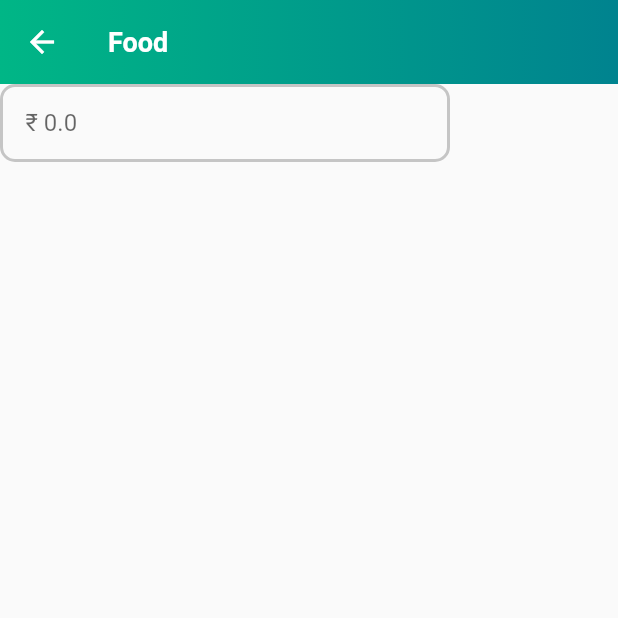
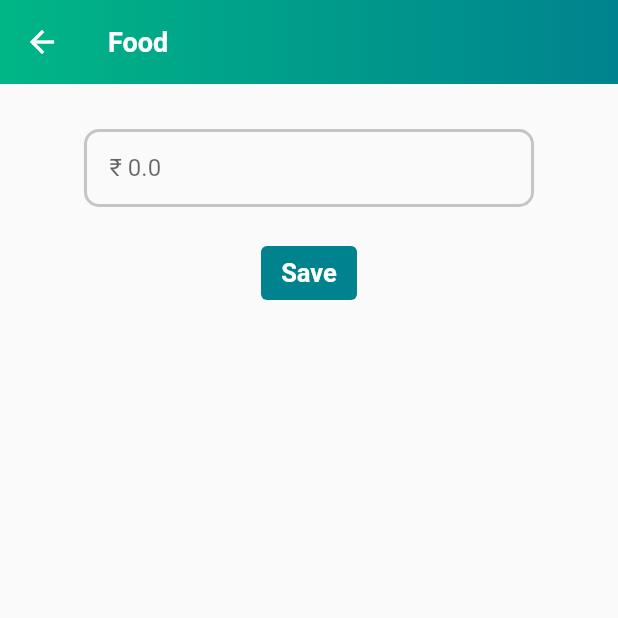
Before and after one commit to Rushi1500/finance_app, a Flutter app: the Setbudget screen opened directly, after a tap on "Expense", after a tap on "Food", on a phone screen of 412 x 824 dp, the top half of it. Run offline on Flutter 3.47's test engine with Material 2 defaults, Android fonts, the phone set to English and light mode, and no system bars; our stand-ins replace hive, hive_flutter, syncfusion_flutter_charts; accounts and stored records are empty; network calls fail.

Commit message:
Set budget UI, DB storage in progress

```diff
--- /dev/null
+++ b/lib/helper/budget_helper.dart
@@ -0,0 +1,26 @@
+import 'package:finance_app/models/budget_data.dart';
+import 'package:hive/hive.dart';
+
+final box = Hive.box<BudgetData>('budget_data');
+
+int getBudgetValueFor(String category) {
+  var budgetValue = 0;
+  for (var i = 0; i < box.values.toList().length; i++) {
+    if (box.values.toList()[i].category == category) {
+      budgetValue = box.values.toList()[i].value;
+      break;
+    }
+  }
+  return budgetValue;
+}
+
+BudgetData? getBudgetObjectFor(String category) {
+  BudgetData? budgetValue;
+  for (var i = 0; i < box.values.toList().length; i++) {
+    if (box.values.toList()[i].category == category) {
+      budgetValue = box.values.toList()[i];
+      break;
+    }
+  }
+  return budgetValue;
+}
--- a/lib/main.dart
+++ b/lib/main.dart
@@ -1,4 +1,5 @@
 import 'package:finance_app/models/add_data.dart';
+import 'package:finance_app/models/budget_data.dart';
 import 'package:finance_app/screens/statistics.dart';
 import 'package:finance_app/widgets/bottom_bar.dart';
 import 'package:flutter/material.dart';
@@ -7,8 +8,10 @@ import 'package:hive_flutter/hive_flutter.dart';
 
 void main() async {
   await Hive.initFlutter();
-  Hive.registerAdapter(AddDataAdapter());
+  Hive.registerAdapter<AddData>(AddDataAdapter());
+  Hive.registerAdapter<BudgetData>(BudgetDataAdapter());
   await Hive.openBox<AddData>('expense_data');
+  await Hive.openBox<BudgetData>('budget_data');
   runApp(const MyApp());
 }
 
--- /dev/null
+++ b/lib/models/budget_data.dart
@@ -0,0 +1,12 @@
+import 'package:hive/hive.dart';
+part 'budget_data.g.dart';
+
+@HiveType(typeId: 2)
+class BudgetData extends HiveObject {
+  @HiveField(0)
+  String category;
+  @HiveField(1)
+  int value;
+
+  BudgetData(this.category, this.value);
+}
--- a/lib/screens/set_budget.dart
+++ b/lib/screens/set_budget.dart
@@ -1,8 +1,9 @@
+import 'package:finance_app/helper/budget_helper.dart';
 import 'package:finance_app/helper/category_helper.dart';
 import 'package:finance_app/screens/set_budget_details.dart';
 import 'package:flutter/material.dart';
-import 'package:finance_app/models/add_data.dart';
-import 'package:finance_app/helper/expense_helper.dart';
+import 'package:hive/hive.dart';
+import 'package:finance_app/models/budget_data.dart';
 
 class Setbudget extends StatefulWidget {
   const Setbudget({Key? key}) : super(key: key);
@@ -12,6 +13,7 @@ class Setbudget extends StatefulWidget {
 }
 
 class _SetbudgetState extends State<Setbudget> {
+  final box = Hive.box<BudgetData>('budget_data');
   List types = ['Income', 'Expense'];
   int selectedIndex = 0;
   ValueNotifier notifier = ValueNotifier(0);
@@ -101,13 +103,17 @@ class _SetbudgetState extends State<Setbudget> {
             (context, index) {
               return GestureDetector(
                 onTap: () {
-                  print((selectedIndex == 0)
-                      ? incomeCategories[index]
-                      : expenseCategories[index]);
                   Navigator.push(
                     context,
                     MaterialPageRoute(
-                      builder: (context) => const SetBudgetDetails(),
+                      builder: (context) => SetBudgetDetails(
+                        category: (selectedIndex == 0)
+                            ? incomeCategories[index]
+                            : expenseCategories[index],
+                        alreaySetValue: getBudgetValueFor((selectedIndex == 0)
+                            ? incomeCategories[index]
+                            : expenseCategories[index]),
+                      ),
                     ),
                   );
                 },
@@ -122,7 +128,7 @@ class _SetbudgetState extends State<Setbudget> {
                           fontSize: 14, fontWeight: FontWeight.w700),
                     ),
                     trailing: Text(
-                      '₹ 1000',
+                      '₹ ${getBudgetValueFor((selectedIndex == 0) ? incomeCategories[index] : expenseCategories[index]).toString()}',
                       style: TextStyle(
                         fontSize: 14,
                         fontWeight: FontWeight.w900,
--- a/lib/screens/set_budget_details.dart
+++ b/lib/screens/set_budget_details.dart
@@ -1,14 +1,22 @@
+import 'package:finance_app/models/budget_data.dart';
 import 'package:flutter/material.dart';
+import 'package:hive/hive.dart';
 
 class SetBudgetDetails extends StatefulWidget {
-  const SetBudgetDetails({Key? key}) : super(key: key);
+  final String category;
+  final int alreaySetValue;
+  SetBudgetDetails(
+      {Key? key, required this.category, required this.alreaySetValue})
+      : super(key: key);
 
   @override
   State<SetBudgetDetails> createState() => _SetBudgetDetailsState();
 }
 
 class _SetBudgetDetailsState extends State<SetBudgetDetails> {
+  final box = Hive.box<BudgetData>('budget_data');
   final TextEditingController budgetInputController = TextEditingController();
+
   FocusNode budgetFocus = FocusNode();
 
   @override
@@ -17,8 +25,8 @@ class _SetBudgetDetailsState extends State<SetBudgetDetails> {
       appBar: AppBar(
         backgroundColor: const Color(0x44000000),
         elevation: 0,
-        title: const Text(
-          'Food',
+        title: Text(
+          widget.category,
           style: TextStyle(
             fontSize: 18,
             fontWeight: FontWeight.w600,
@@ -33,9 +41,49 @@ class _SetBudgetDetailsState extends State<SetBudgetDetails> {
           ),
         ),
       ),
-      body: buildTextField(
-          budgetInputController, budgetFocus, "₹ 0.0", TextInputType.number),
+      body: Container(
+        alignment: Alignment.center,
+        child: Column(
+          children: [
+            SizedBox(height: 30),
+            buildTextField(budgetInputController, budgetFocus, '₹ 0.0',
+                TextInputType.number),
+            SizedBox(height: 20),
+            TextButton(
+              onPressed: () {
+                save();
+              },
+              child: const Text(
+                'Save',
+                style: TextStyle(
+                  color: Colors.white,
+                  fontWeight: FontWeight.bold,
+                  fontSize: 17,
+                ),
+              ),
+              style: ButtonStyle(
+                backgroundColor: MaterialStateProperty.all<Color>(
+                  Color(0xff00838f),
+                ),
+              ),
+            ),
+          ],
+        ),
+      ),
     );
+  }
+
+  save() {
+    var budget =
+        BudgetData(widget.category, int.parse(budgetInputController.text));
+    box.add(budget);
+
+    ScaffoldMessenger.of(context).showSnackBar(
+      const SnackBar(
+        content: Text("Budget saved successfully"),
+      ),
+    );
+    Navigator.of(context).pop();
   }
 
   Container buildTextField(TextEditingController controller,
@@ -50,7 +98,7 @@ class _SetBudgetDetailsState extends State<SetBudgetDetails> {
           color: const Color(0xffc5c5c5),
         ),
       ),
-      child: TextField(
+      child: TextFormField(
         keyboardType: textInputType,
         focusNode: focusNode,
         controller: controller,
```
Also changed, not shown: lib/models/budget_data.g.dart (added).
